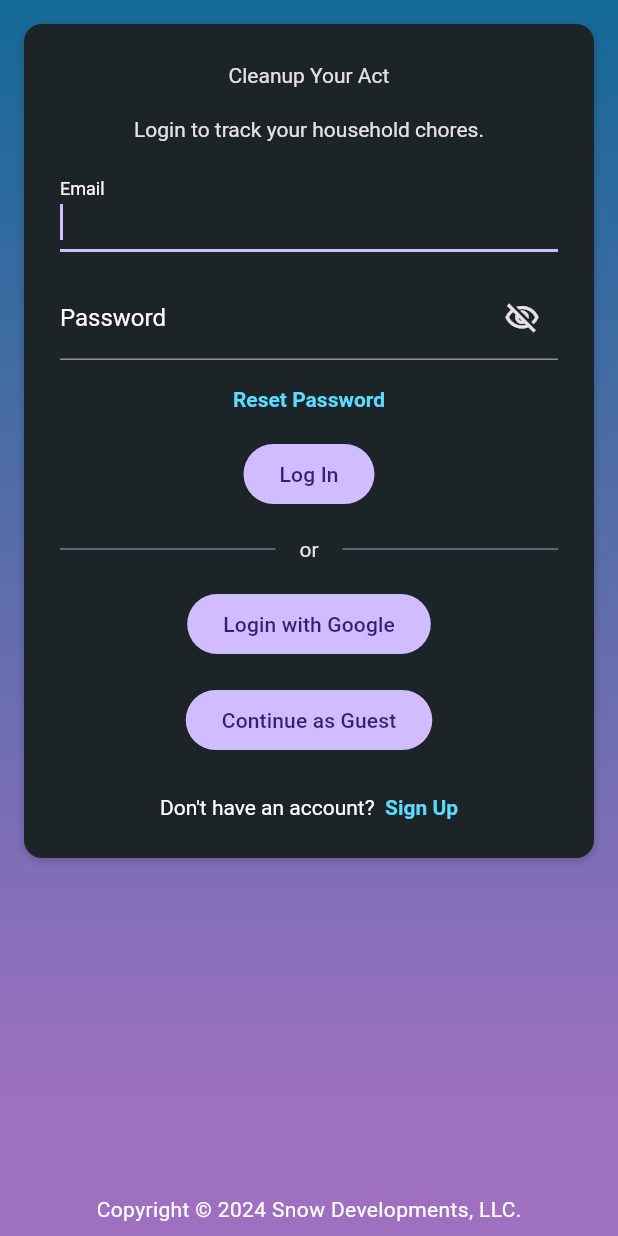
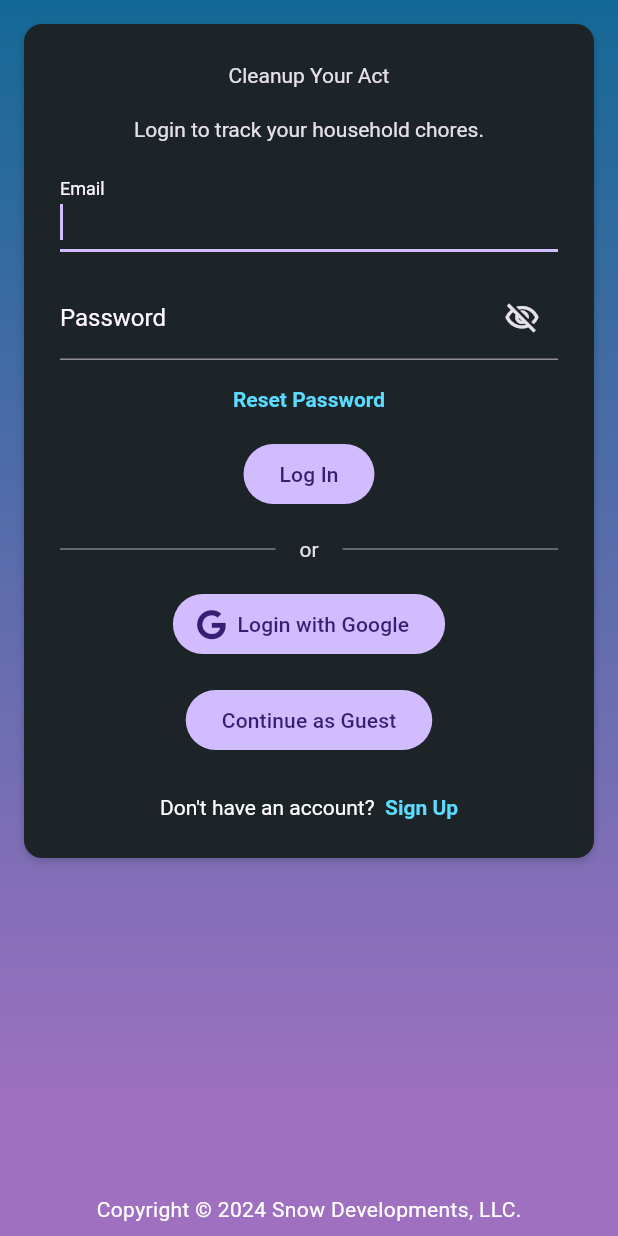
Before and after one commit to chances/chore-chart, a Flutter app: the screen it shows after launch, after a tap on "Continue as Guest", on a phone screen of 412 x 824 dp. Run offline on Flutter 3.47's test engine with Material 3 defaults, Android fonts, the phone set to English and light mode, and no system bars; our stand-ins replace auto_size_text, flutter_dotenv, font_awesome_flutter, go_router, mobx, package_info_plus and 2 more; accounts and stored records are empty; generated files the repository leaves out were written again; network calls fail; Roboto replaces fonts that are missing (Outfit, Readex Pro).

Commit message:
Fix Google icon

```diff
--- a/lib/pages/login.dart
+++ b/lib/pages/login.dart
@@ -1,6 +1,7 @@
 import 'package:chore_chart/navigation.dart';
 import 'package:flutter/gestures.dart';
 import 'package:flutter/material.dart';
+import 'package:font_awesome_flutter/font_awesome_flutter.dart';
 import 'package:go_router/go_router.dart';
 
 import 'package:chore_chart/app.dart';
@@ -67,11 +68,7 @@ class _LoginPageState extends State<LoginPage> {
           child: Text(
             'or',
             textAlign: TextAlign.center,
-                                style: Theme.of(context)
-                                    .typography
-                                    .white
-                                    .labelLarge
-                                    ?.copyWith(letterSpacing: 0.0),
+            style: Theme.of(context).typography.white.labelLarge?.copyWith(letterSpacing: 0.0),
           ),
         ),
         Expanded(
@@ -227,7 +224,7 @@ class _LoginPageState extends State<LoginPage> {
                         ),
                         orDivider,
                         // See https://console.cloud.google.com/apis/credentials?authuser=1&project=chore-chart-fo3w11
-                        FilledButton(
+                        FilledButton.icon(
                           onPressed: () async {
                             setState(() => _loggingIn = true);
                             await Supabase.instance.client.auth.signInWithOAuth(
@@ -244,23 +241,23 @@ class _LoginPageState extends State<LoginPage> {
                                 .then((state) => state.session?.user);
                             if (user != null) context.pushReplacementNamed('/');
                           },
-                          child: Text('Login with Google'),
-                          // FIXME: icon: FaIcon(
-                          //   FontAwesomeIcons.google,
-                          //   size: 20.0,
-                          // ),
+                          icon: FaIcon(
+                            FontAwesomeIcons.google,
+                            size: 20,
                           ),
-                        // FIXME: https://supabase.com/docs/guides/auth/auth-anonymous
+                          label: Text('Login with Google'),
+                        ),
                         FilledButton(
                           onPressed: () async {
                             setState(() => _loggingIn = true);
+                            try {
+                              // FIXME: https://supabase.com/docs/guides/auth/auth-anonymous
                               final user = await Supabase.instance.client.auth
                                   .signInAnonymously()
                                   .then((response) => response.user);
                               if (user != null)
                                 context.pushReplacementNamed("/");
                               else {
-                              setState(() => _loggingIn = false);
                                 ScaffoldMessenger.of(context).showSnackBar(
                                   SnackBar(
                                     content: Text(
@@ -269,6 +266,9 @@ class _LoginPageState extends State<LoginPage> {
                                     duration: Duration(milliseconds: 4000),
                                   ),
                                 );
+                              }
+                            } finally {
+                              setState(() => _loggingIn = false);
                             }
                           },
                           child: Text('Continue as Guest'),
--- a/pubspec.yaml
+++ b/pubspec.yaml
@@ -38,6 +38,7 @@ dependencies:
   mobx: ^2.3.3+2
   flutter_dotenv: ^5.1.0
   go_router: ^14.2.6
+  font_awesome_flutter: ^10.7.0
 
 dev_dependencies:
   flutter_test:
```
Also changed, not shown: pubspec.lock. Lines whose indentation alone changed are shown as unchanged.
